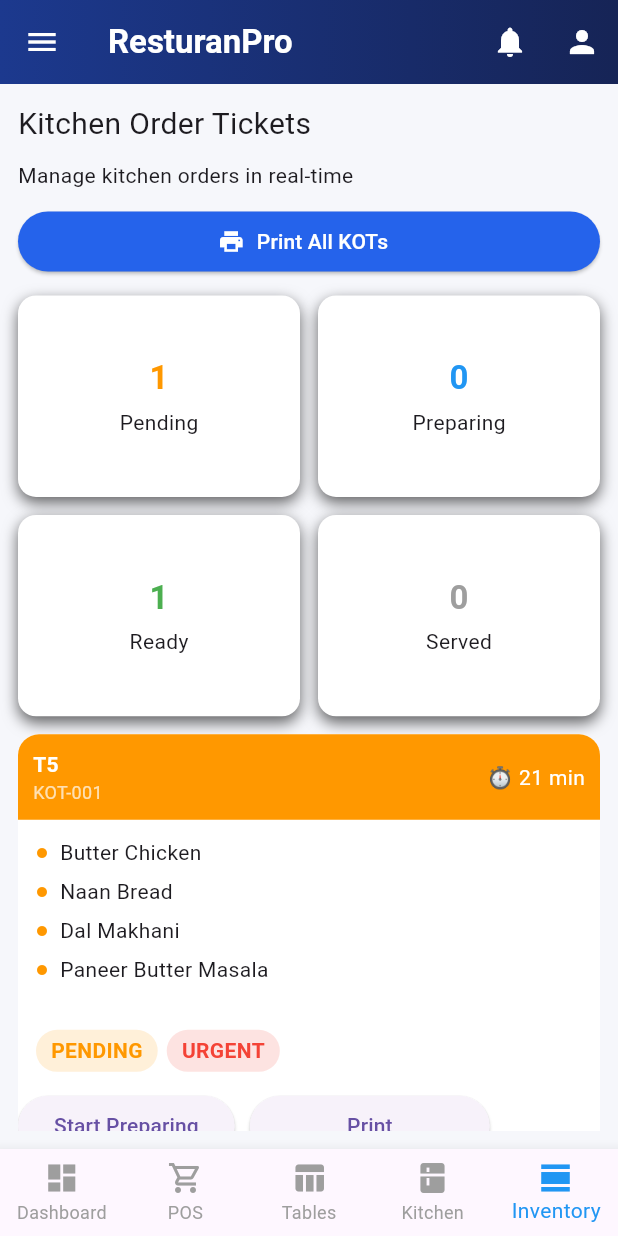
After one commit to srsohan485/Restaurant, a Flutter app: the KitchenOrderPage screen opened directly, on a phone screen of 412 x 824 dp. The commit adds this screen. Run offline on Flutter 3.47's test engine with Material 3 defaults, Android fonts, the phone set to English and light mode, and no system bars; our stand-ins replace fl_chart; network calls fail.

Commit message:
Kitchenpage

```diff
--- a/lib/dashboard.dart
+++ b/lib/dashboard.dart
@@ -6,6 +6,7 @@ import 'package:restaurantpro/table.dart';
 import 'employepage.dart';
 import 'datamodel.dart';
 import 'invetory.dart';
+import 'kitchenpage.dart';
 class Dashboard extends StatefulWidget {
   const Dashboard({super.key});
 
@@ -66,6 +67,7 @@ class _DashboardState extends State<Dashboard> {
     POSpage(),
     Tablescreen(),
     EmployeePage(),
+    KitchenOrderPage(),
     InventoryPage(),
 
   ];
@@ -272,7 +274,6 @@ class _DashboardState extends State<Dashboard> {
       ),
 
       bottomNavigationBar: BottomNavigationBar(
-        currentIndex: 0,
           type: BottomNavigationBarType.fixed,
           selectedItemColor: Colors.blue,
           unselectedItemColor: Colors.grey,
@@ -295,8 +296,10 @@ class _DashboardState extends State<Dashboard> {
           } else if (index == 3){
             Navigator.push(
               context,
-              MaterialPageRoute(builder: (context) => EmployeePage()),
+              MaterialPageRoute(builder: (context) => KitchenOrderPage()),
             );
+          } else if (index == 4){
+            Navigator.push(context, MaterialPageRoute(builder: (contex)=>InventoryPage()));
           }
         },
           items: const [
--- a/lib/employepage.dart
+++ b/lib/employepage.dart
@@ -108,7 +108,6 @@ class _EmployeePageState extends State<EmployeePage> {
 
       //bottomNavigationBar
       bottomNavigationBar: BottomNavigationBar(
-        currentIndex: 0,
         type: BottomNavigationBarType.fixed,
         selectedItemColor: Colors.blue,
         unselectedItemColor: Colors.grey,
@@ -139,10 +138,10 @@ class _EmployeePageState extends State<EmployeePage> {
             //   MaterialPageRoute(builder: (context) => POSpage()),
             // );
           }else if (index == 5) {
-            Navigator.push(
-              context,
-              MaterialPageRoute(builder: (context) => EmployeePage()),
-            );
+            // Navigator.push(
+            //   context,
+            //   MaterialPageRoute(builder: (context) => EmployeePage()),
+            // );
           }
         },
         items: const [
@@ -153,6 +152,8 @@ class _EmployeePageState extends State<EmployeePage> {
           BottomNavigationBarItem(icon: Icon(Icons.view_day_sharp), label: 'Inventory'),
         ],
       ),
+
+
 
     );
   }
--- /dev/null
+++ b/lib/kitchenpage.dart
@@ -0,0 +1,363 @@
+import 'package:flutter/material.dart';
+import 'package:restaurantpro/pos.dart';
+import 'package:restaurantpro/proparticepage.dart';
+import 'package:restaurantpro/table.dart';
+import 'dashboard.dart';
+import 'datamodel.dart';
+import 'employepage.dart';
+
+
+
+enum OrderStatus { pending, preparing, ready, served }
+
+class KitchenOrder {
+  final String ticketNo;
+  final String kotId;
+  int waitMinutes;
+  OrderStatus status;
+  final List<String> items;
+  final bool urgent;
+
+  KitchenOrder({
+    required this.ticketNo,
+    required this.kotId,
+    required this.waitMinutes,
+    required this.items,
+    required this.status,
+    this.urgent = false,
+  });
+}
+
+class KitchenOrderPage extends StatefulWidget {
+  const KitchenOrderPage({super.key});
+
+  @override
+  State<KitchenOrderPage> createState() => _KitchenOrderPageState();
+}
+
+class _KitchenOrderPageState extends State<KitchenOrderPage> {
+  late List<KitchenOrder> orders;
+
+  @override
+  void initState() {
+    super.initState();
+
+    orders = [
+      KitchenOrder(
+        ticketNo: "T5",
+        kotId: "KOT-001",
+        waitMinutes: 21,
+        items: [
+          "Butter Chicken",
+          "Naan Bread",
+          "Dal Makhani",
+          "Paneer Butter Masala",
+        ],
+        status: OrderStatus.pending,
+        urgent: true,
+      ),
+      KitchenOrder(
+        ticketNo: "T2",
+        kotId: "KOT-002",
+        waitMinutes: 8,
+        items: ["Fried Rice", "Chicken Chili"],
+        status: OrderStatus.ready,
+      ),
+    ];
+  }
+
+  @override
+  Widget build(BuildContext context) {
+    return Scaffold(
+      backgroundColor: const Color(0xffF6F7FB),
+
+      // APP BAR
+      appBar: customAppBar(
+        title: "ResturanPro",
+        onMenuPressed: () => print("Menu clicked"),
+        onNotificationPressed: () => print("Notification clicked"),
+        onProfilePressed: () => print("Profile clicked"),
+      ),
+
+      // BODY
+      body: Padding(
+        padding: const EdgeInsets.all(12),
+        child: Column(
+          crossAxisAlignment: CrossAxisAlignment.start,
+          children: [
+            Text("Kitchen Order Tickets",style: TextStyle(fontSize: 20),),
+            SizedBox(height: 10,),
+            Text("Manage kitchen orders in real-time",),
+            SizedBox(height: 10,),
+            // PRINT ALL
+            SizedBox(
+              width: double.infinity,
+              child: ElevatedButton.icon(
+                onPressed: () {},
+                icon: const Icon(Icons.print,color: Colors.white),
+                label: const Text("Print All KOTs",style: TextStyle(color: Colors.white),),
+                style: ElevatedButton.styleFrom(
+                  backgroundColor: const Color(0xff2563EB),
+                ),
+              ),
+            ),
+
+            const SizedBox(height: 12),
+
+            // STATUS SUMMARY
+          GridView.count(
+            crossAxisCount: 2,
+            shrinkWrap: true,
+            physics: const NeverScrollableScrollPhysics(),
+            crossAxisSpacing: 12,
+            mainAxisSpacing: 12,
+
+            childAspectRatio: 1.4, // 🔥 আগে 2.4 ছিল, কমালে card boro hobe
+
+            children: [
+              statusCard("Pending", countStatus(OrderStatus.pending), Colors.orange),
+              statusCard("Preparing", countStatus(OrderStatus.preparing), Colors.blue),
+              statusCard("Ready", countStatus(OrderStatus.ready), Colors.green),
+              statusCard("Served", countStatus(OrderStatus.served), Colors.grey),
+            ],
+          ),
+
+
+
+          const SizedBox(height: 12),
+
+            // ORDER LIST
+            Expanded(
+              child: ListView.builder(
+                itemCount: orders.length,
+                itemBuilder: (context, index) {
+                  return orderCard(orders[index]);
+                },
+              ),
+            ),
+          ],
+        ),
+      ),
+      //bottomNavigationBar
+      bottomNavigationBar: BottomNavigationBar(
+        currentIndex: 4,
+        type: BottomNavigationBarType.fixed,
+        selectedItemColor: Colors.blue,
+        unselectedItemColor: Colors.grey,
+        onTap: (index) {
+          if (index == 0) {
+            Navigator.push(
+              context,
+              MaterialPageRoute(builder: (context) => Dashboard()),
+            );
+          } else if (index == 1) {
+            Navigator.push(
+              context,
+              MaterialPageRoute(builder: (context) => POSpage()),
+            );
+          } else if (index == 2) {
+            Navigator.push(
+              context,
+              MaterialPageRoute(builder: (context) => Tablescreen()),
+            );
+          } else if (index == 3){
+            Navigator.push(
+              context,
+              MaterialPageRoute(builder: (context) => EmployeePage()),
+            );
+          }else if (index == 4) {
+            Navigator.push(
+              context,
+              MaterialPageRoute(builder: (context) => KitchenOrderPage()),
+            );
+          }
+        },
+        items: const [
+          BottomNavigationBarItem(icon: Icon(Icons.dashboard), label: 'Dashboard'),
+          BottomNavigationBarItem(icon: Icon(Icons.shopping_cart_outlined), label: 'POS'),
+          BottomNavigationBarItem(icon: Icon(Icons.table_chart), label: 'Tables'),
+          BottomNavigationBarItem(icon: Icon(Icons.kitchen), label: 'Kitchen'),
+          BottomNavigationBarItem(icon: Icon(Icons.view_day_sharp), label: 'Inventory'),
+        ],
+      ),
+
+    );
+  }
+
+  // COUNT STATUS
+  String countStatus(OrderStatus status) {
+    return orders.where((o) => o.status == status).length.toString();
+  }
+
+  // STATUS CARD
+  Widget statusCard(String title, String count, Color color) {
+    return Container(
+      padding: const EdgeInsets.all(12),
+      decoration: BoxDecoration(
+        color: Colors.white,
+        borderRadius: BorderRadius.circular(12),
+        boxShadow: [
+          BoxShadow(
+            color: Colors.black.withOpacity(0.6),
+            blurRadius: 8,
+            offset: const Offset(0, 4),
+          ),
+
+        ],
+      ),
+      child: Column(
+        mainAxisAlignment: MainAxisAlignment.center,
+        children: [
+          Text(
+            count,
+            style: TextStyle(
+              fontSize: 22,
+              fontWeight: FontWeight.bold,
+              color: color,
+            ),
+          ),
+          const SizedBox(height: 4),
+          Text(title),
+        ],
+      ),
+    );
+  }
+
+
+  // ORDER CARD
+  Widget orderCard(KitchenOrder order) {
+    Color headerColor = switch (order.status) {
+      OrderStatus.pending => Colors.orange,
+      OrderStatus.preparing => Colors.blue,
+      OrderStatus.ready => Colors.green,
+      OrderStatus.served => Colors.grey,
+    };
+
+    return Container(
+      margin: const EdgeInsets.only(bottom: 12),
+      decoration: BoxDecoration(
+        color: Colors.white,
+        borderRadius: BorderRadius.circular(14),
+      ),
+      child: Column(
+        children: [
+          // HEADER
+          Container(
+            padding: const EdgeInsets.all(10),
+            decoration: BoxDecoration(
+              color: headerColor,
+              borderRadius:
+              const BorderRadius.vertical(top: Radius.circular(14)),
+            ),
+            child: Row(
+              mainAxisAlignment: MainAxisAlignment.spaceBetween,
+              children: [
+                Column(
+                  crossAxisAlignment: CrossAxisAlignment.start,
+                  children: [
+                    Text(order.ticketNo,
+                        style: const TextStyle(
+                            color: Colors.white,
+                            fontWeight: FontWeight.bold)),
+                    Text(order.kotId,
+                        style: const TextStyle(
+                            color: Colors.white70, fontSize: 12)),
+                  ],
+                ),
+                Text("⏱ ${order.waitMinutes} min",
+                    style: const TextStyle(color: Colors.white)),
+              ],
+            ),
+          ),
+
+          // ITEMS
+          Padding(
+            padding: const EdgeInsets.all(12),
+            child: Column(
+              crossAxisAlignment: CrossAxisAlignment.start,
+              children: order.items
+                  .map((item) => Padding(
+                padding: const EdgeInsets.only(bottom: 6),
+                child: Row(
+                  children: [
+                    const Icon(Icons.circle,
+                        size: 8, color: Colors.orange),
+                    const SizedBox(width: 8),
+                    Text(item),
+                  ],
+                ),
+              ))
+                  .toList(),
+            ),
+          ),
+
+          // FOOTER
+          Padding(
+            padding: const EdgeInsets.all(12),
+            child: Row(
+              children: [
+                chip(order.status.name.toUpperCase(), headerColor),
+                if (order.urgent) chip("URGENT", Colors.red),
+                const Spacer(),
+                const SizedBox(width: 8),
+              ],
+            ),
+          ),
+          Row(
+            children: [
+              // ACTION BUTTON
+              if (order.status == OrderStatus.pending)
+                ElevatedButton(
+                  onPressed: () {
+                    setState(() {
+                      order.status = OrderStatus.preparing;
+                    });
+                  },
+                  child: const Text("Start Preparing"),
+                ),
+
+              if (order.status == OrderStatus.preparing)
+                ElevatedButton(
+                  onPressed: () {
+                    setState(() {
+                      order.status = OrderStatus.ready;
+                    });
+                  },
+                  style: ElevatedButton.styleFrom(
+                    padding: const EdgeInsets.symmetric(
+                      horizontal: 10,
+                      vertical: 14,
+                    ),
+                  ),
+                  child: const Text("Mark Ready"),
+                ),SizedBox(width: 10,),
+    SizedBox(
+    width: 160,
+    height: 40,
+    child: ElevatedButton(
+    onPressed: () {},
+    child: const Text("Print"),
+    ),
+    ),SizedBox(height: 15,),
+            ],
+          )
+        ],
+      ),
+    );
+  }
+
+  Widget chip(String text, Color color) {
+    return Container(
+      margin: const EdgeInsets.only(right: 6),
+      padding: const EdgeInsets.symmetric(horizontal: 10, vertical: 4),
+      decoration: BoxDecoration(
+        color: color.withOpacity(.15),
+        borderRadius: BorderRadius.circular(20),
+      ),
+      child: Text(
+        text,
+        style: TextStyle(color: color, fontWeight: FontWeight.bold),
+      ),
+    );
+  }
+}
--- a/lib/main.dart
+++ b/lib/main.dart
@@ -10,7 +10,6 @@ class MyApp extends StatelessWidget {
   const MyApp({super.key});
 
 
-
   @override
   Widget build(BuildContext context) {
     return MaterialApp(
```
Also changed, not shown: lib/datamodel.dart (line endings or trailing spaces), lib/offerspage.dart (added).
